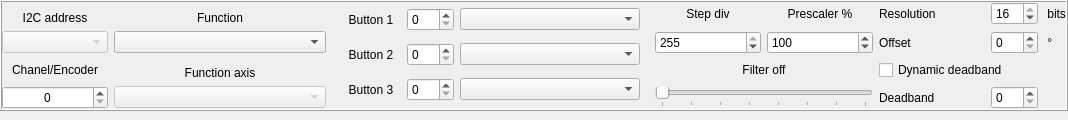
The window that widgets/axesextended.ui (FreeJoy-Team/FreeJoyConfiguratorQt) describes before a commit, drawn with Qt 5.
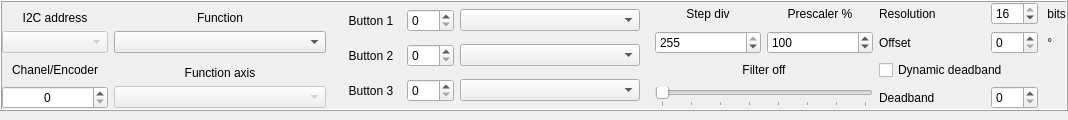
The same window after the commit.

The edit to the form file:
```diff
--- a/widgets/axesextended.ui
+++ b/widgets/axesextended.ui
@@ -7,7 +7,7 @@
     <x>0</x>
     <y>0</y>
     <width>1068</width>
-    <height>113</height>
+    <height>115</height>
    </rect>
   </property>
   <property name="windowTitle">
@@ -143,12 +143,12 @@
         <property name="frameShadow">
          <enum>QFrame::Raised</enum>
         </property>
-        <layout class="QGridLayout" name="gridLayout" columnstretch="1,0,3,0,0">
+        <layout class="QGridLayout" name="gridLayout" columnstretch="1,0,3">
          <property name="leftMargin">
           <number>9</number>
          </property>
          <property name="topMargin">
-          <number>0</number>
+          <number>1</number>
          </property>
          <property name="rightMargin">
           <number>9</number>
```
